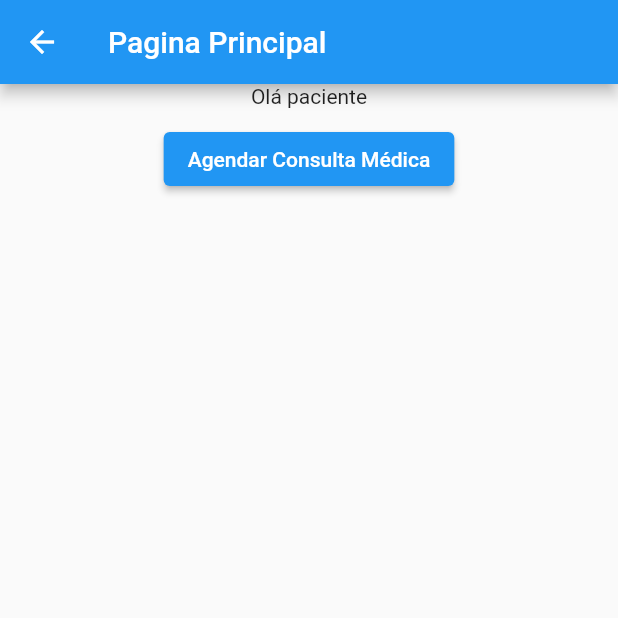
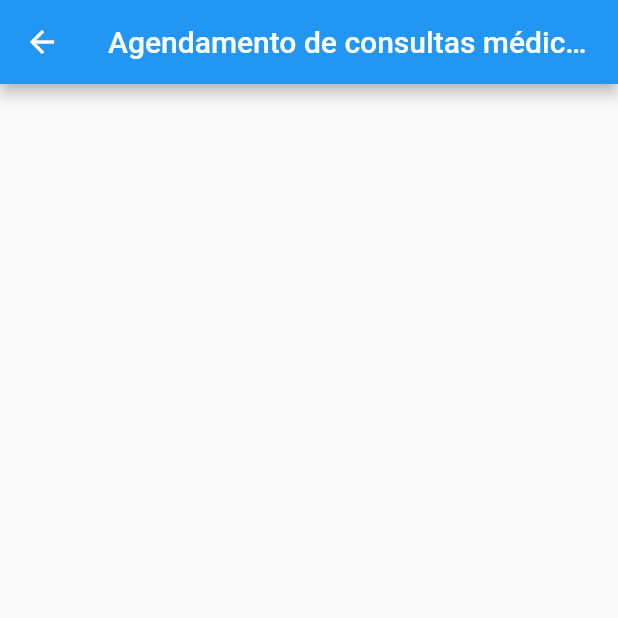
Before and after one commit to lyra-solfieri/postinho_de_saude, a Flutter app: the HomePage screen opened by its route, after a tap on "Agendar Consulta Médica", on a phone screen of 412 x 824 dp, the top half of it. Run offline on Flutter 3.47's test engine with Material 2 defaults, Android fonts, the light colour scheme and no system bars.

Commit message:
rota para pagina de agendamento adicionada

```diff
--- a/lib/database/pacientes_db.dart
+++ b/lib/database/pacientes_db.dart
@@ -1,2 +1,2 @@
-import 'package:path/path.dart';
-import 'package:sqflite/sqflite.dart';
+
+// Aqui será criado a conexão com o firebase
--- a/lib/main.dart
+++ b/lib/main.dart
@@ -1,6 +1,7 @@
 import 'package:app_saude/pages/cadastro_page.dart';
 import 'package:app_saude/pages/login_page.dart';
 import 'package:app_saude/pages/principal_page.dart';
+import 'package:app_saude/pages/agendar_consulta.dart';
 import 'package:flutter/material.dart';
 
 main(List<String> args) => runApp(Myapp());
@@ -18,6 +19,7 @@ class Myapp extends StatelessWidget {
         '/': (context) => LoginPage(),
         '/cadastro': (context) => CadastroPage(),
         '/menu': (context) => HomePage(),
+        '/agendar_consulta': (context) => Agendamento(),
       },
     );
   }
--- /dev/null
+++ b/lib/pages/agendar_consulta.dart
@@ -0,0 +1,14 @@
+import 'package:flutter/material.dart';
+
+class Agendamento extends StatelessWidget {
+  const Agendamento({Key key}) : super(key: key);
+
+  @override
+  Widget build(BuildContext context) {
+    return Scaffold(
+      appBar: AppBar(
+        title: Text('Agendamento de consultas médicas'),
+      ),
+    );
+  }
+}
--- a/lib/pages/principal_page.dart
+++ b/lib/pages/principal_page.dart
@@ -16,22 +16,24 @@ class _HomePageState extends State<HomePage> {
           child: Column(
             children: [
               Center(
-                child: Text(
-                  "Olá paciente",
-                ),
+                child: agendarConsulta(),
               ),
-              marcarConsulta()
             ],
           ),
         ));
   }
 
-  Container marcarConsulta() {
+  Container agendarConsulta() {
     return Container(
-      padding: EdgeInsets.all(10),
+      padding: const EdgeInsets.all(30),
       child: ElevatedButton(
-        onPressed: () => {},
-        child: Text('Agendar Consulta Médica'),
+        onPressed: () {
+          Navigator.pushNamed(context, '/agendar_consulta');
+        },
+        child: Text(
+          'Agendar Consulta Médica',
+          style: TextStyle(fontSize: 20),
+        ),
       ),
     );
   }
```
Also changed, not shown: lib/models/paciente.dart (+0 -10 lines), lib/pages/login_page.dart (+34 -29 lines).
